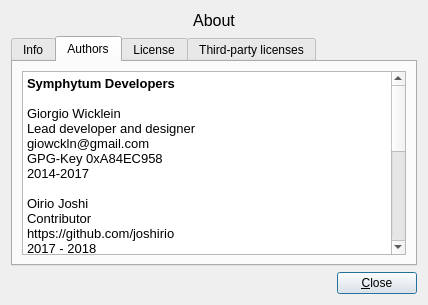
giowck/symphytum, file ui/aboutdialog.ui: the form before one commit.
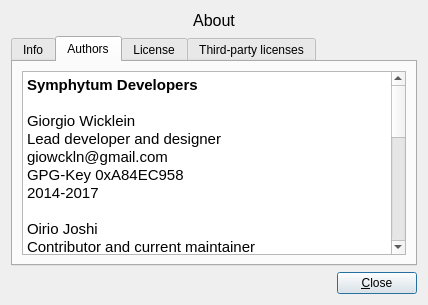
The form after the commit. The open tabs and pages were chosen to show the change. Icons and pictures are not drawn.

Commit message: update about dialog

Diff of the .ui file:
```diff
--- a/ui/aboutdialog.ui
+++ b/ui/aboutdialog.ui
@@ -206,34 +206,36 @@
 &lt;html&gt;&lt;head&gt;&lt;meta name=&quot;qrichtext&quot; content=&quot;1&quot; /&gt;&lt;style type=&quot;text/css&quot;&gt;
 p, li { white-space: pre-wrap; }
 &lt;/style&gt;&lt;/head&gt;&lt;body style=&quot; font-family:'Ubuntu'; font-size:11pt; font-weight:400; font-style:normal;&quot;&gt;
-&lt;p style=&quot; margin-top:0px; margin-bottom:0px; margin-left:0px; margin-right:0px; -qt-block-indent:0; text-indent:0px;&quot;&gt;&lt;span style=&quot; font-family:'Cantarell'; font-size:10pt; font-weight:600;&quot;&gt;Symphytum Developers&lt;/span&gt;&lt;/p&gt;
-&lt;p style=&quot;-qt-paragraph-type:empty; margin-top:0px; margin-bottom:0px; margin-left:0px; margin-right:0px; -qt-block-indent:0; text-indent:0px; font-family:'Cantarell'; font-size:10pt; font-weight:600;&quot;&gt;&lt;br /&gt;&lt;/p&gt;
-&lt;p style=&quot; margin-top:0px; margin-bottom:0px; margin-left:0px; margin-right:0px; -qt-block-indent:0; text-indent:0px;&quot;&gt;&lt;span style=&quot; font-family:'Cantarell'; font-size:10pt;&quot;&gt;Giorgio Wicklein&lt;/span&gt;&lt;/p&gt;
-&lt;p style=&quot; margin-top:0px; margin-bottom:0px; margin-left:0px; margin-right:0px; -qt-block-indent:0; text-indent:0px;&quot;&gt;&lt;span style=&quot; font-family:'Cantarell'; font-size:10pt;&quot;&gt;Lead developer and designer&lt;/span&gt;&lt;/p&gt;
-&lt;p style=&quot; margin-top:0px; margin-bottom:0px; margin-left:0px; margin-right:0px; -qt-block-indent:0; text-indent:0px;&quot;&gt;&lt;span style=&quot; font-family:'Cantarell'; font-size:10pt;&quot;&gt;giowckln@gmail.com&lt;/span&gt;&lt;/p&gt;
-&lt;p style=&quot; margin-top:0px; margin-bottom:0px; margin-left:0px; margin-right:0px; -qt-block-indent:0; text-indent:0px;&quot;&gt;&lt;span style=&quot; font-family:'Cantarell'; font-size:10pt;&quot;&gt;GPG-Key 0xA84EC958&lt;/span&gt;&lt;/p&gt;
-&lt;p style=&quot; margin-top:0px; margin-bottom:0px; margin-left:0px; margin-right:0px; -qt-block-indent:0; text-indent:0px;&quot;&gt;&lt;span style=&quot; font-family:'Cantarell'; font-size:10pt;&quot;&gt;2014-2017&lt;/span&gt;&lt;/p&gt;
-&lt;p style=&quot;-qt-paragraph-type:empty; margin-top:0px; margin-bottom:0px; margin-left:0px; margin-right:0px; -qt-block-indent:0; text-indent:0px; font-family:'Cantarell'; font-size:10pt;&quot;&gt;&lt;br /&gt;&lt;/p&gt;
-&lt;p style=&quot; margin-top:0px; margin-bottom:0px; margin-left:0px; margin-right:0px; -qt-block-indent:0; text-indent:0px;&quot;&gt;&lt;span style=&quot; font-family:'Cantarell'; font-size:10pt;&quot;&gt;Oirio Joshi&lt;/span&gt;&lt;/p&gt;
-&lt;p style=&quot; margin-top:0px; margin-bottom:0px; margin-left:0px; margin-right:0px; -qt-block-indent:0; text-indent:0px;&quot;&gt;&lt;span style=&quot; font-family:'Cantarell'; font-size:10pt;&quot;&gt;Contributor&lt;/span&gt;&lt;/p&gt;
-&lt;p style=&quot; margin-top:0px; margin-bottom:0px; margin-left:0px; margin-right:0px; -qt-block-indent:0; text-indent:0px;&quot;&gt;&lt;span style=&quot; font-family:'Cantarell'; font-size:10pt;&quot;&gt;https://github.com/joshirio&lt;/span&gt;&lt;/p&gt;
-&lt;p style=&quot; margin-top:0px; margin-bottom:0px; margin-left:0px; margin-right:0px; -qt-block-indent:0; text-indent:0px;&quot;&gt;&lt;span style=&quot; font-family:'Cantarell'; font-size:10pt;&quot;&gt;2017 - 2018&lt;/span&gt;&lt;/p&gt;
-&lt;p style=&quot;-qt-paragraph-type:empty; margin-top:0px; margin-bottom:0px; margin-left:0px; margin-right:0px; -qt-block-indent:0; text-indent:0px; font-family:'Cantarell'; font-size:10pt;&quot;&gt;&lt;br /&gt;&lt;/p&gt;
-&lt;p style=&quot;-qt-paragraph-type:empty; margin-top:0px; margin-bottom:0px; margin-left:0px; margin-right:0px; -qt-block-indent:0; text-indent:0px; font-family:'Cantarell'; font-size:10pt;&quot;&gt;&lt;br /&gt;&lt;/p&gt;
-&lt;p style=&quot; margin-top:0px; margin-bottom:0px; margin-left:0px; margin-right:0px; -qt-block-indent:0; text-indent:0px;&quot;&gt;&lt;span style=&quot; font-family:'Cantarell'; font-size:10pt; font-weight:600;&quot;&gt;Translations&lt;/span&gt;&lt;/p&gt;
-&lt;p style=&quot;-qt-paragraph-type:empty; margin-top:0px; margin-bottom:0px; margin-left:0px; margin-right:0px; -qt-block-indent:0; text-indent:0px; font-family:'Cantarell'; font-size:10pt;&quot;&gt;&lt;br /&gt;&lt;/p&gt;
-&lt;p style=&quot; margin-top:0px; margin-bottom:0px; margin-left:0px; margin-right:0px; -qt-block-indent:0; text-indent:0px;&quot;&gt;&lt;span style=&quot; font-family:'Cantarell'; font-size:10pt;&quot;&gt;Polish: MCbx &amp;lt;coronzon88@gmail.com&amp;gt; 2017&lt;/span&gt;&lt;/p&gt;
-&lt;p style=&quot; margin-top:0px; margin-bottom:0px; margin-left:0px; margin-right:0px; -qt-block-indent:0; text-indent:0px;&quot;&gt;&lt;span style=&quot; font-family:'Cantarell'; font-size:10pt;&quot;&gt;French: Yann Yvinec &amp;lt;yann.yvinec@orange.fr&amp;gt; 2018&lt;/span&gt;&lt;/p&gt;
-&lt;p style=&quot;-qt-paragraph-type:empty; margin-top:0px; margin-bottom:0px; margin-left:0px; margin-right:0px; -qt-block-indent:0; text-indent:0px; font-family:'Cantarell'; font-size:10pt;&quot;&gt;&lt;br /&gt;&lt;/p&gt;
-&lt;p style=&quot;-qt-paragraph-type:empty; margin-top:0px; margin-bottom:0px; margin-left:0px; margin-right:0px; -qt-block-indent:0; text-indent:0px; font-family:'Cantarell'; font-size:10pt;&quot;&gt;&lt;br /&gt;&lt;/p&gt;
-&lt;p style=&quot; margin-top:0px; margin-bottom:0px; margin-left:0px; margin-right:0px; -qt-block-indent:0; text-indent:0px;&quot;&gt;&lt;span style=&quot; font-family:'Cantarell'; font-size:10pt; font-weight:600;&quot;&gt;Origin&lt;/span&gt;&lt;/p&gt;
-&lt;p style=&quot;-qt-paragraph-type:empty; margin-top:0px; margin-bottom:0px; margin-left:0px; margin-right:0px; -qt-block-indent:0; text-indent:0px; font-family:'Cantarell'; font-size:10pt;&quot;&gt;&lt;br /&gt;&lt;/p&gt;
-&lt;p style=&quot; margin-top:0px; margin-bottom:0px; margin-left:0px; margin-right:0px; -qt-block-indent:0; text-indent:0px;&quot;&gt;&lt;span style=&quot; font-family:'Cantarell'; font-size:10pt;&quot;&gt;GIOWISYS Software UG (haftungsbeschränkt)&lt;/span&gt;&lt;/p&gt;
-&lt;p style=&quot; margin-top:0px; margin-bottom:0px; margin-left:0px; margin-right:0px; -qt-block-indent:0; text-indent:0px;&quot;&gt;&lt;span style=&quot; font-family:'Cantarell'; font-size:10pt;&quot;&gt;Founder&lt;/span&gt;&lt;/p&gt;
-&lt;p style=&quot; margin-top:0px; margin-bottom:0px; margin-left:0px; margin-right:0px; -qt-block-indent:0; text-indent:0px;&quot;&gt;&lt;span style=&quot; font-family:'Cantarell'; font-size:10pt;&quot;&gt;www.giowisys.com&lt;/span&gt;&lt;/p&gt;
-&lt;p style=&quot; margin-top:0px; margin-bottom:0px; margin-left:0px; margin-right:0px; -qt-block-indent:0; text-indent:0px;&quot;&gt;&lt;span style=&quot; font-family:'Cantarell'; font-size:10pt;&quot;&gt;Germany&lt;/span&gt;&lt;/p&gt;
-&lt;p style=&quot; margin-top:0px; margin-bottom:0px; margin-left:0px; margin-right:0px; -qt-block-indent:0; text-indent:0px;&quot;&gt;&lt;span style=&quot; font-family:'Cantarell'; font-size:10pt;&quot;&gt;2012-2014&lt;/span&gt;&lt;/p&gt;
-&lt;p style=&quot;-qt-paragraph-type:empty; margin-top:0px; margin-bottom:0px; margin-left:0px; margin-right:0px; -qt-block-indent:0; text-indent:0px; font-family:'Cantarell'; font-size:10pt;&quot;&gt;&lt;br /&gt;&lt;/p&gt;&lt;/body&gt;&lt;/html&gt;</string>
+&lt;p style=&quot; margin-top:0px; margin-bottom:0px; margin-left:0px; margin-right:0px; -qt-block-indent:0; text-indent:0px;&quot;&gt;&lt;span style=&quot; font-weight:600;&quot;&gt;Symphytum Developers&lt;/span&gt;&lt;/p&gt;
+&lt;p style=&quot;-qt-paragraph-type:empty; margin-top:0px; margin-bottom:0px; margin-left:0px; margin-right:0px; -qt-block-indent:0; text-indent:0px; font-weight:600;&quot;&gt;&lt;br /&gt;&lt;/p&gt;
+&lt;p style=&quot; margin-top:0px; margin-bottom:0px; margin-left:0px; margin-right:0px; -qt-block-indent:0; text-indent:0px;&quot;&gt;Giorgio Wicklein&lt;/p&gt;
+&lt;p style=&quot; margin-top:0px; margin-bottom:0px; margin-left:0px; margin-right:0px; -qt-block-indent:0; text-indent:0px;&quot;&gt;Lead developer and designer&lt;/p&gt;
+&lt;p style=&quot; margin-top:0px; margin-bottom:0px; margin-left:0px; margin-right:0px; -qt-block-indent:0; text-indent:0px;&quot;&gt;giowckln@gmail.com&lt;/p&gt;
+&lt;p style=&quot; margin-top:0px; margin-bottom:0px; margin-left:0px; margin-right:0px; -qt-block-indent:0; text-indent:0px;&quot;&gt;GPG-Key 0xA84EC958&lt;/p&gt;
+&lt;p style=&quot; margin-top:0px; margin-bottom:0px; margin-left:0px; margin-right:0px; -qt-block-indent:0; text-indent:0px;&quot;&gt;2014-2017&lt;/p&gt;
+&lt;p style=&quot;-qt-paragraph-type:empty; margin-top:0px; margin-bottom:0px; margin-left:0px; margin-right:0px; -qt-block-indent:0; text-indent:0px;&quot;&gt;&lt;br /&gt;&lt;/p&gt;
+&lt;p style=&quot; margin-top:0px; margin-bottom:0px; margin-left:0px; margin-right:0px; -qt-block-indent:0; text-indent:0px;&quot;&gt;Oirio Joshi&lt;/p&gt;
+&lt;p style=&quot; margin-top:0px; margin-bottom:0px; margin-left:0px; margin-right:0px; -qt-block-indent:0; text-indent:0px;&quot;&gt;Contributor and current maintainer&lt;/p&gt;
+&lt;p style=&quot; margin-top:0px; margin-bottom:0px; margin-left:0px; margin-right:0px; -qt-block-indent:0; text-indent:0px;&quot;&gt;joshirio@protonmail.com&lt;/p&gt;
+&lt;p style=&quot; margin-top:0px; margin-bottom:0px; margin-left:0px; margin-right:0px; -qt-block-indent:0; text-indent:0px;&quot;&gt;https://github.com/joshirio&lt;/p&gt;
+&lt;p style=&quot; margin-top:0px; margin-bottom:0px; margin-left:0px; margin-right:0px; -qt-block-indent:0; text-indent:0px;&quot;&gt;GPG-Key 0x38A108EF&lt;/p&gt;
+&lt;p style=&quot; margin-top:0px; margin-bottom:0px; margin-left:0px; margin-right:0px; -qt-block-indent:0; text-indent:0px;&quot;&gt;2017-2019&lt;/p&gt;
+&lt;p style=&quot;-qt-paragraph-type:empty; margin-top:0px; margin-bottom:0px; margin-left:0px; margin-right:0px; -qt-block-indent:0; text-indent:0px;&quot;&gt;&lt;br /&gt;&lt;/p&gt;
+&lt;p style=&quot;-qt-paragraph-type:empty; margin-top:0px; margin-bottom:0px; margin-left:0px; margin-right:0px; -qt-block-indent:0; text-indent:0px;&quot;&gt;&lt;br /&gt;&lt;/p&gt;
+&lt;p style=&quot; margin-top:0px; margin-bottom:0px; margin-left:0px; margin-right:0px; -qt-block-indent:0; text-indent:0px;&quot;&gt;&lt;span style=&quot; font-weight:600;&quot;&gt;Translations&lt;/span&gt;&lt;/p&gt;
+&lt;p style=&quot;-qt-paragraph-type:empty; margin-top:0px; margin-bottom:0px; margin-left:0px; margin-right:0px; -qt-block-indent:0; text-indent:0px; font-weight:600;&quot;&gt;&lt;br /&gt;&lt;/p&gt;
+&lt;p style=&quot; margin-top:0px; margin-bottom:0px; margin-left:0px; margin-right:0px; -qt-block-indent:0; text-indent:0px;&quot;&gt;Polish: MCbx &amp;lt;coronzon88@gmail.com&amp;gt; 2017&lt;/p&gt;
+&lt;p style=&quot; margin-top:0px; margin-bottom:0px; margin-left:0px; margin-right:0px; -qt-block-indent:0; text-indent:0px;&quot;&gt;French: Yann Yvinec &amp;lt;yann.yvinec@orange.fr&amp;gt; 2018&lt;/p&gt;
+&lt;p style=&quot;-qt-paragraph-type:empty; margin-top:0px; margin-bottom:0px; margin-left:0px; margin-right:0px; -qt-block-indent:0; text-indent:0px;&quot;&gt;&lt;br /&gt;&lt;/p&gt;
+&lt;p style=&quot;-qt-paragraph-type:empty; margin-top:0px; margin-bottom:0px; margin-left:0px; margin-right:0px; -qt-block-indent:0; text-indent:0px;&quot;&gt;&lt;br /&gt;&lt;/p&gt;
+&lt;p style=&quot; margin-top:0px; margin-bottom:0px; margin-left:0px; margin-right:0px; -qt-block-indent:0; text-indent:0px;&quot;&gt;&lt;span style=&quot; font-weight:600;&quot;&gt;Origin&lt;/span&gt;&lt;/p&gt;
+&lt;p style=&quot;-qt-paragraph-type:empty; margin-top:0px; margin-bottom:0px; margin-left:0px; margin-right:0px; -qt-block-indent:0; text-indent:0px;&quot;&gt;&lt;br /&gt;&lt;/p&gt;
+&lt;p style=&quot; margin-top:0px; margin-bottom:0px; margin-left:0px; margin-right:0px; -qt-block-indent:0; text-indent:0px;&quot;&gt;GIOWISYS Software UG (haftungsbeschränkt)&lt;/p&gt;
+&lt;p style=&quot; margin-top:0px; margin-bottom:0px; margin-left:0px; margin-right:0px; -qt-block-indent:0; text-indent:0px;&quot;&gt;Founder&lt;/p&gt;
+&lt;p style=&quot; margin-top:0px; margin-bottom:0px; margin-left:0px; margin-right:0px; -qt-block-indent:0; text-indent:0px;&quot;&gt;www.giowisys.com&lt;/p&gt;
+&lt;p style=&quot; margin-top:0px; margin-bottom:0px; margin-left:0px; margin-right:0px; -qt-block-indent:0; text-indent:0px;&quot;&gt;Germany&lt;/p&gt;
+&lt;p style=&quot; margin-top:0px; margin-bottom:0px; margin-left:0px; margin-right:0px; -qt-block-indent:0; text-indent:0px;&quot;&gt;2012-2014&lt;/p&gt;
+&lt;p style=&quot;-qt-paragraph-type:empty; margin-top:0px; margin-bottom:0px; margin-left:0px; margin-right:0px; -qt-block-indent:0; text-indent:0px;&quot;&gt;&lt;br /&gt;&lt;/p&gt;&lt;/body&gt;&lt;/html&gt;</string>
          </property>
         </widget>
        </item>
```
